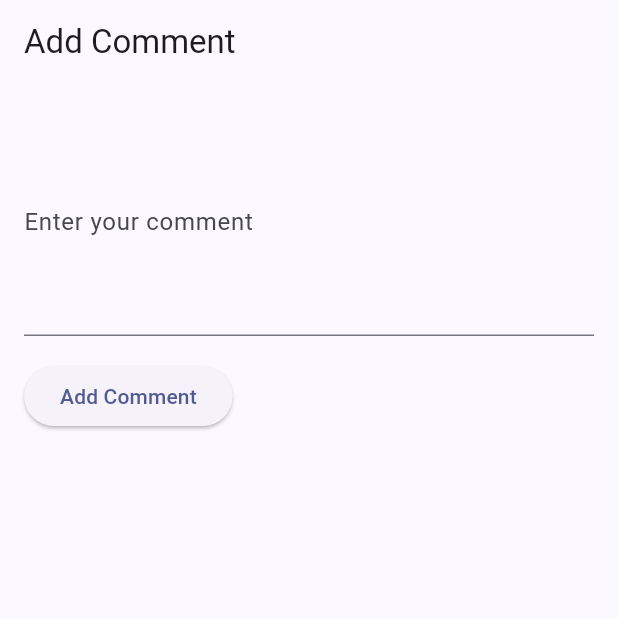
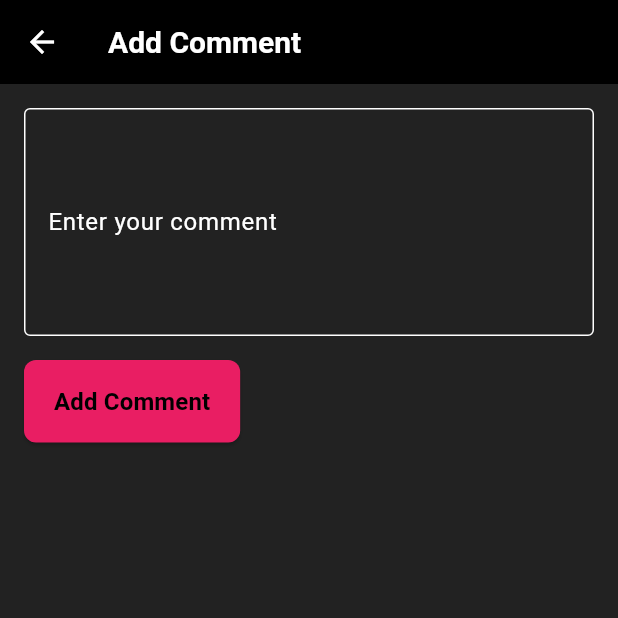
Before and after one commit to B09-PBP23/BOOX-Mobile, a Flutter app: the AddCommentScreen screen opened directly, after a tap on "Add Comment", on a phone screen of 412 x 824 dp, the top half of it. Run offline on Flutter 3.47's test engine with Material 3 defaults, Android fonts, the phone set to English and light mode, and no system bars; missing offline and left inert: pbp_django_auth; network calls fail.

Commit message:
changes to addcomment

```diff
--- a/lib/screens/add_comment.dart
+++ b/lib/screens/add_comment.dart
@@ -1,4 +1,5 @@
 import 'package:boox_mobile/screens/comment_section.dart';
+import 'package:boox_mobile/models/user.dart';
 import 'package:flutter/material.dart';
 import 'package:http/http.dart' as http;
 
@@ -27,9 +28,8 @@ class _AddCommentScreenState extends State<AddCommentScreen> {
   Future<void> addComment() async {
     String comment = commentController.text;
 
-    // Replace the URL with the appropriate endpoint to add comments
     var url = Uri.parse(
-        "https://boox-b09-tk.pbp.cs.ui.ac.id/readers-favorite/add_comment/");
+        "https://boox-b09-tk.pbp.cs.ui.ac.id/readers-favorite/add_comment_flutter/${User.username}/");
 
     try {
       var response = await http.post(
@@ -58,8 +58,29 @@ class _AddCommentScreenState extends State<AddCommentScreen> {
   Widget build(BuildContext context) {
     return Scaffold(
       appBar: AppBar(
-        title: Text('Add Comment'),
+        title: Text(
+          'Add Comment',
+          style: TextStyle(
+            fontSize: 20,
+            fontWeight: FontWeight.bold,
+            color: Colors.white,
+          ),
+        ),
+        backgroundColor: Colors.black,
+        foregroundColor: Colors.white,
+        leading: IconButton(
+          icon: Icon(Icons.arrow_back),
+          onPressed: () {
+            Navigator.pushReplacement(
+              context,
+              MaterialPageRoute(
+                builder: (context) => CommentSection(),
+              ),
+            );
+          },
+        ),
       ),
+      backgroundColor: Colors.black87,
       body: Padding(
         padding: const EdgeInsets.all(16.0),
         child: Column(
@@ -67,13 +88,37 @@ class _AddCommentScreenState extends State<AddCommentScreen> {
           children: [
             TextField(
               controller: commentController,
-              decoration: InputDecoration(labelText: 'Enter your comment'),
+              style: TextStyle(color: Colors.white),
+              decoration: InputDecoration(
+                labelText: 'Enter your comment',
+                labelStyle: TextStyle(color: Colors.white),
+                focusedBorder: OutlineInputBorder(
+                  borderSide: BorderSide(color: Colors.white),
+                ),
+                enabledBorder: OutlineInputBorder(
+                  borderSide: BorderSide(color: Colors.white),
+                ),
+              ),
               maxLines: 5,
             ),
             SizedBox(height: 16),
             ElevatedButton(
               onPressed: addComment,
-              child: Text('Add Comment'),
+              style: ElevatedButton.styleFrom(
+                primary: Colors.pink,
+                padding: EdgeInsets.symmetric(horizontal: 20, vertical: 16),
+                shape: RoundedRectangleBorder(
+                  borderRadius: BorderRadius.circular(8),
+                ),
+              ),
+              child: Text(
+                'Add Comment',
+                style: TextStyle(
+                  fontSize: 16,
+                  color: Colors.black,
+                  fontWeight: FontWeight.bold,
+                ),
+              ),
             ),
           ],
         ),
```
